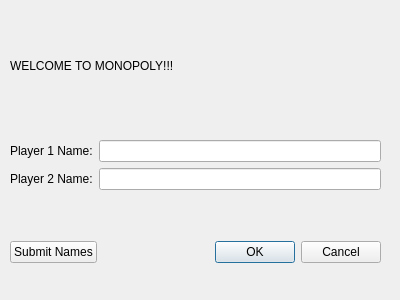
This is login.ui in quinnmil/Monopoly as Qt 5 draws it before an edit. The edited form follows.
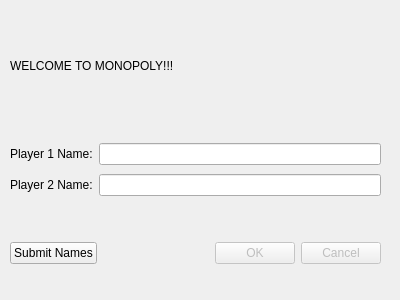
This is the edited form.

Commit message: fix so you can't hit return before entering names.

```diff
--- a/login.ui
+++ b/login.ui
@@ -26,13 +26,13 @@
     <string>WELCOME TO MONOPOLY!!!</string>
    </property>
   </widget>
-  <widget class="QWidget" name="">
+  <widget class="QWidget" name="layoutWidget">
    <property name="geometry">
     <rect>
      <x>10</x>
      <y>140</y>
      <width>371</width>
-     <height>52</height>
+     <height>60</height>
     </rect>
    </property>
    <layout class="QVBoxLayout" name="verticalLayout">
@@ -66,13 +66,13 @@
     </item>
    </layout>
   </widget>
-  <widget class="QWidget" name="">
+  <widget class="QWidget" name="layoutWidget">
    <property name="geometry">
     <rect>
      <x>10</x>
      <y>240</y>
      <width>371</width>
-     <height>25</height>
+     <height>26</height>
     </rect>
    </property>
    <layout class="QHBoxLayout" name="horizontalLayout_3">
@@ -85,6 +85,9 @@
     </item>
     <item>
      <widget class="QDialogButtonBox" name="buttonBox">
+      <property name="enabled">
+       <bool>false</bool>
+      </property>
       <property name="orientation">
        <enum>Qt::Horizontal</enum>
       </property>
```
The commit also changes 1 other file.
